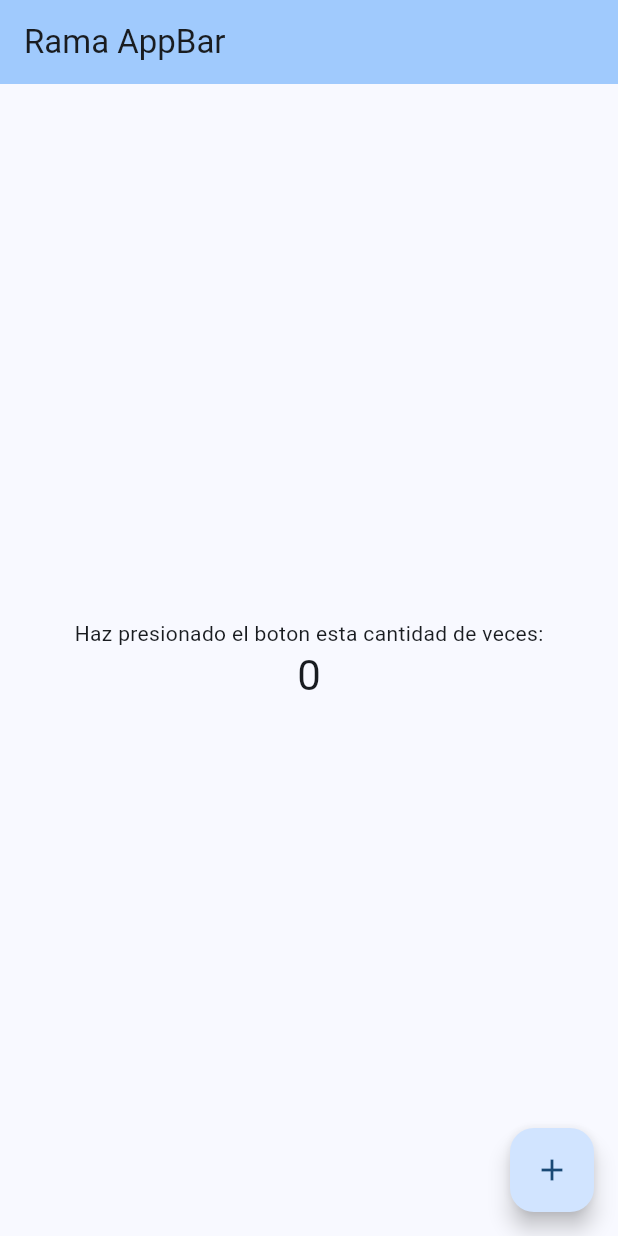
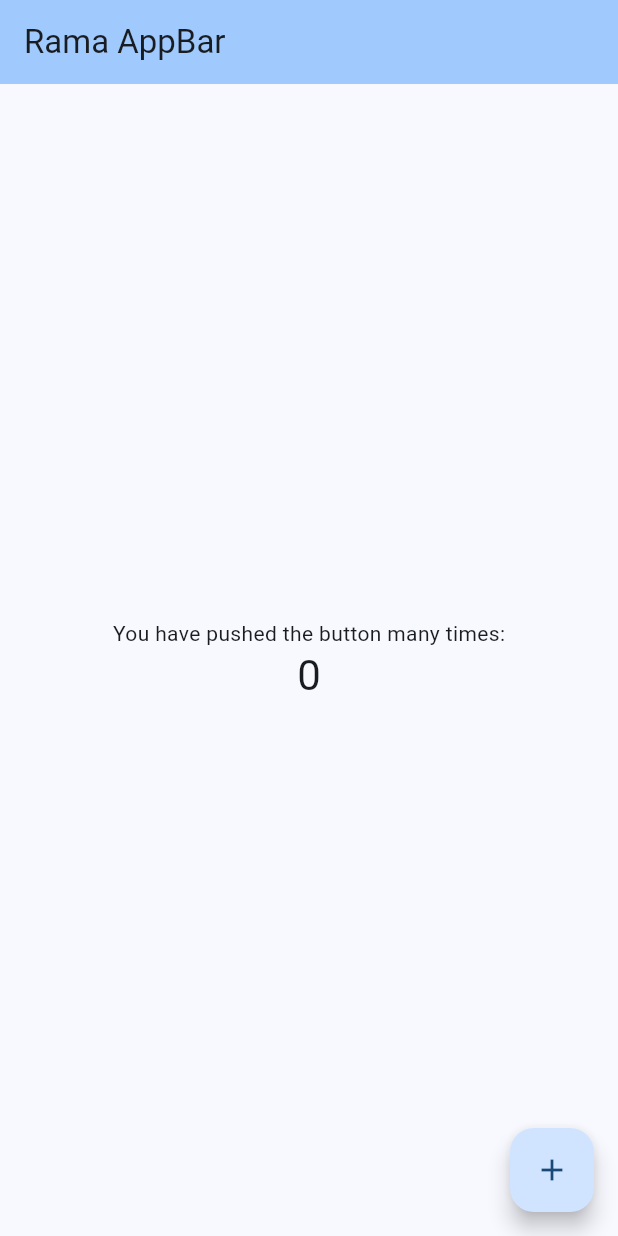
Before and after one commit to IGerardoJR/AppCursoGit, a Flutter app: the screen it shows after launch, on a phone screen of 412 x 824 dp. Run offline on Flutter 3.47's test engine with Material 2 defaults, Android fonts, the phone set to English and light mode, and no system bars.

Commit message:
Cambios en texto

```diff
--- a/lib/main.dart
+++ b/lib/main.dart
@@ -93,7 +93,7 @@ class _MyHomePageState extends State<MyHomePage> {
           mainAxisAlignment: MainAxisAlignment.center,
           children: <Widget>[
             const Text(
-              'Haz presionado el boton esta cantidad de veces:',
+              'You have pushed the button many times:',
             ),
             Text(
               '$_counter',
```
